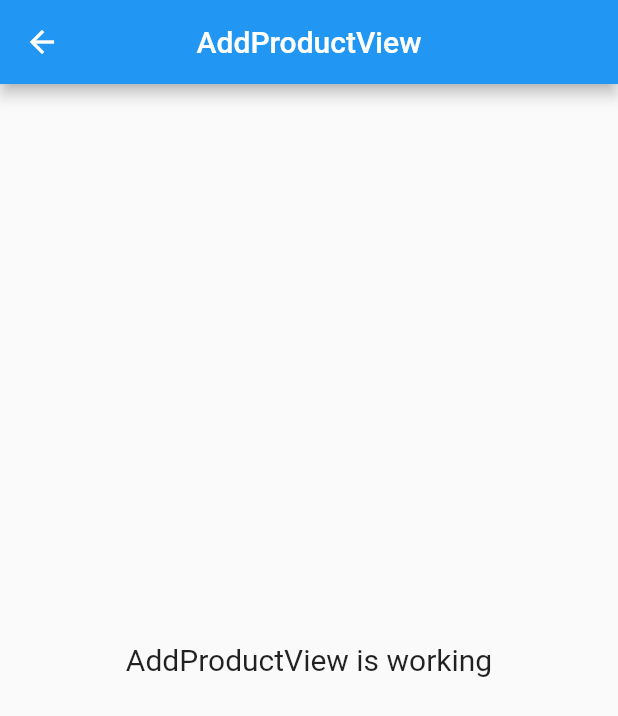
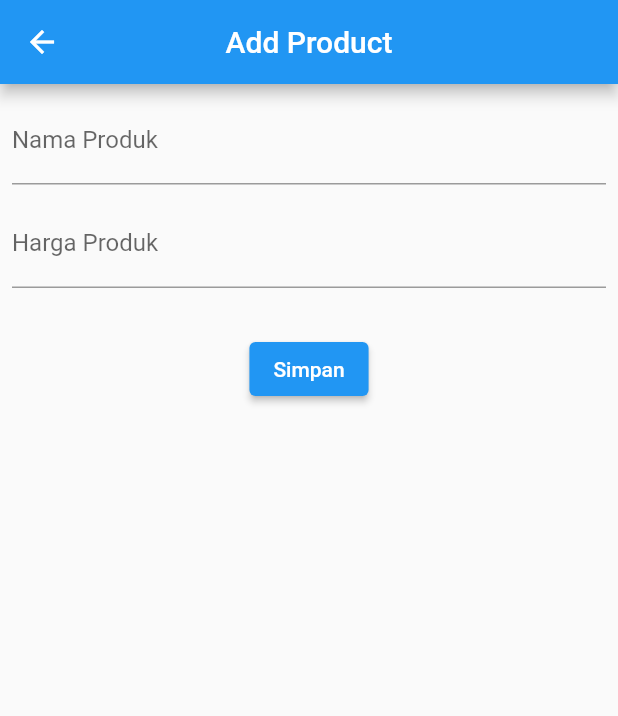
Before and after one commit to reflan/project_get, a Flutter app: the AddProductView screen opened by its route, on a phone screen of 412 x 824 dp. Shown: the top 716 px of the screen. Run offline on Flutter 3.47's test engine with Material 2 defaults, Android fonts, the phone set to English and light mode, and no system bars; our stand-ins replace cloud_firestore, firebase_auth, firebase_core, get; accounts and stored records are empty.

Commit message:
materi di tanggal 29-08-2023

```diff
--- a/lib/app/modules/add_product/controllers/add_product_controller.dart
+++ b/lib/app/modules/add_product/controllers/add_product_controller.dart
@@ -1,23 +1,48 @@
+import 'package:cloud_firestore/cloud_firestore.dart';
+import 'package:flutter/material.dart';
 import 'package:get/get.dart';
 
 class AddProductController extends GetxController {
-  //TODO: Implement AddProductController
+  late TextEditingController cNama;
+  late TextEditingController cHarga;
 
-  final count = 0.obs;
+  FirebaseFirestore firestore = FirebaseFirestore.instance;
+
+  void addProduct(String nama, String harga) async {
+    CollectionReference products = firestore.collection("products");
+
+    try {
+      await products.add({
+        "name": nama,
+        "price": harga,
+      });
+      Get.defaultDialog(
+          title: "Berhasil",
+          middleText: "Berhasil menyimpan data produk",
+          onConfirm: () {
+            cNama.clear();
+            cHarga.clear();
+            Get.back();
+            Get.back();
+            textConfirm:
+            "OK";
+          });
+    } catch (e) {}
+  }
+
   @override
   void onInit() {
+    // TODO: implement onInit
+    cNama = TextEditingController();
+    cHarga = TextEditingController();
     super.onInit();
   }
 
   @override
-  void onReady() {
-    super.onReady();
-  }
-
-  @override
   void onClose() {
+    // TODO: implement onClose
+    cNama.dispose();
+    cHarga.dispose();
     super.onClose();
   }
-
-  void increment() => count.value++;
 }
--- a/lib/app/modules/add_product/views/add_product_view.dart
+++ b/lib/app/modules/add_product/views/add_product_view.dart
@@ -10,13 +10,39 @@ class AddProductView extends GetView<AddProductController> {
   Widget build(BuildContext context) {
     return Scaffold(
       appBar: AppBar(
-        title: const Text('AddProductView'),
+        title: const Text('Add Product'),
         centerTitle: true,
       ),
-      body: const Center(
-        child: Text(
-          'AddProductView is working',
-          style: TextStyle(fontSize: 20),
+      body: Padding(
+        padding: EdgeInsets.all(8),
+        child: Column(
+          children: [
+            TextField(
+              controller: controller.cNama,
+              autocorrect: false,
+              textInputAction: TextInputAction.next,
+              decoration: InputDecoration(labelText: "Nama Produk"),
+            ),
+            SizedBox(
+              height: 10,
+            ),
+            TextField(
+              controller: controller.cHarga,
+              textInputAction: TextInputAction.done,
+              keyboardType: TextInputType.number,
+              decoration: InputDecoration(labelText: "Harga Produk"),
+            ),
+            SizedBox(
+              height: 30,
+            ),
+            ElevatedButton(
+              onPressed: () => controller.addProduct(
+                controller.cNama.text,
+                controller.cHarga.text,
+              ),
+              child: Text("Simpan"),
+            )
+          ],
         ),
       ),
     );
--- a/lib/app/routes/app_pages.dart
+++ b/lib/app/routes/app_pages.dart
@@ -41,7 +41,7 @@ class AppPages {
     ),
     GetPage(
       name: _Paths.ADD_PRODUCT,
-      page: () => const AddProductView(),
+      page: () => AddProductView(),
       binding: AddProductBinding(),
     ),
   ];
```
Also changed, not shown: lib/app/modules/home/controllers/home_controller.dart (+7 -0 lines), lib/app/modules/home/views/home_view.dart (+28 -2 lines).
